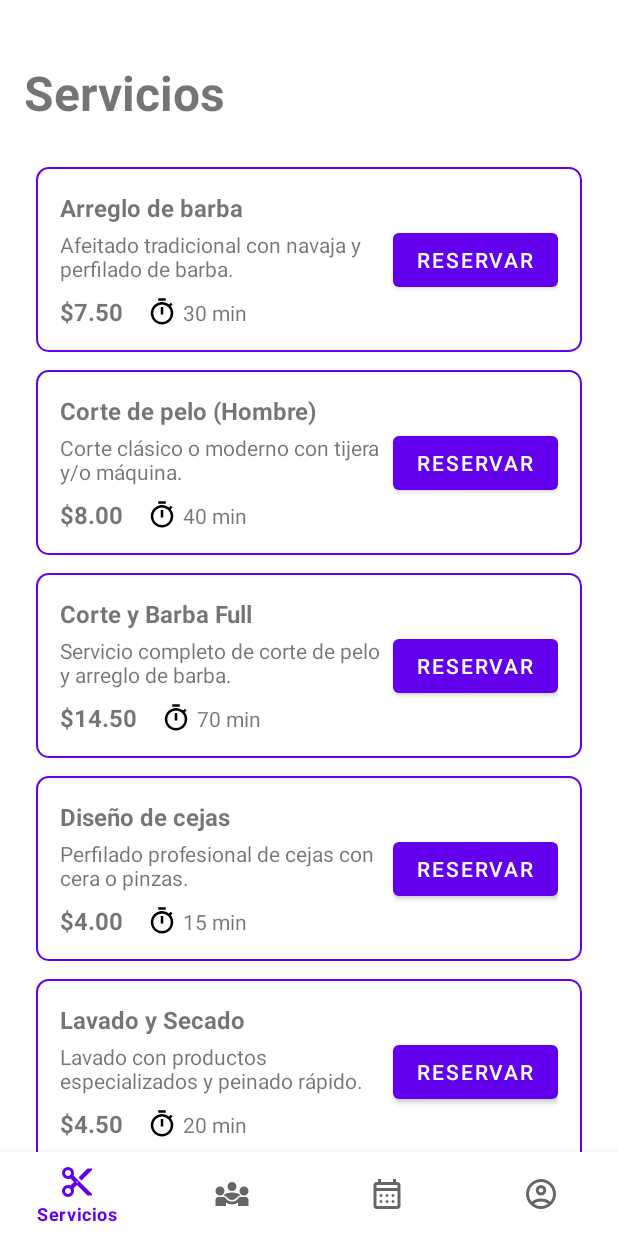
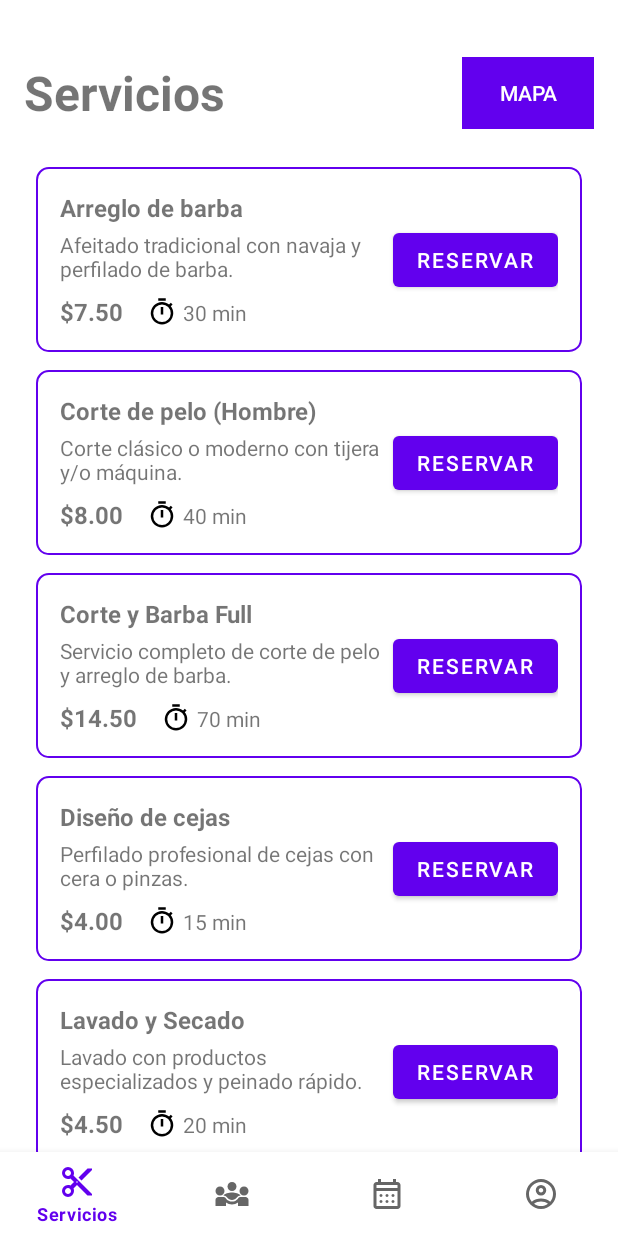
Before and after one commit to nicodiazpalacios/barbershop-app, an Android app: the ServiciosFragment screen opened through its navigation route, on a phone screen of 412 x 824 dp. Run offline under Robolectric (Android 15) with nearby library versions, the phone set to English and light mode, and no system bars; our stand-ins replace Room's generated code, navigation-ui.

```diff
--- a/barberiashopapp/app/build.gradle.kts
+++ b/barberiashopapp/app/build.gradle.kts
@@ -1,6 +1,7 @@
 plugins {
     alias(libs.plugins.android.application)
     alias(libs.plugins.androidx.navigation.safeargs)
+    alias(libs.plugins.google.android.libraries.mapsplatform.secrets.gradle.plugin)
 }
 
 android {
@@ -36,6 +37,8 @@ android {
 
 dependencies {
     implementation(libs.legacy.support.v4)
+    implementation("com.google.android.gms:play-services-location:21.3.0")
+    implementation(libs.play.services.maps)
     val room_version = "2.8.1"
 
     implementation("androidx.room:room-runtime:$room_version")
--- a/barberiashopapp/app/src/main/res/layout/fragment_servicios.xml
+++ b/barberiashopapp/app/src/main/res/layout/fragment_servicios.xml
@@ -18,7 +18,29 @@
         android:textStyle="bold"
         app:layout_constraintTop_toTopOf="parent"
         app:layout_constraintStart_toStartOf="parent"
-        app:layout_constraintEnd_toEndOf="parent" />
+        app:layout_constraintEnd_toStartOf="@id/btn_ver_ubicacion" />
+    <Button
+    android:id="@+id/btn_ver_ubicacion"
+    style="@style/Widget.AppCompat.Button.Borderless"
+    android:layout_width="wrap_content"
+    android:layout_height="wrap_content"
+        android:background="@color/material_dynamic_primary0"
+    android:text="Mapa"
+    app:layout_constraintTop_toTopOf="@id/tv_titulo_servicios"
+    app:layout_constraintBottom_toBottomOf="@id/tv_titulo_servicios"
+    app:layout_constraintEnd_toEndOf="parent" />
+
+<!--    <TextView-->
+<!--        android:id="@+id/tv_titulo_servicios"-->
+<!--        android:layout_width="0dp"-->
+<!--        android:layout_height="wrap_content"-->
+<!--        android:layout_marginTop="24dp"-->
+<!--        android:text="Servicios"-->
+<!--        android:textSize="32sp"-->
+<!--        android:textStyle="bold"-->
+<!--        app:layout_constraintTop_toTopOf="parent"-->
+<!--        app:layout_constraintStart_toStartOf="parent"-->
+<!--        app:layout_constraintEnd_toEndOf="parent" />-->
 
     <androidx.recyclerview.widget.RecyclerView
         android:id="@+id/recycler_view_servicios"
--- a/barberiashopapp/app/src/main/res/menu/bottom_nav_menu.xml
+++ b/barberiashopapp/app/src/main/res/menu/bottom_nav_menu.xml
@@ -20,6 +20,10 @@
         android:icon="@drawable/content_cut"
         android:title="@string/title_servicio" />
 
+<!--    <item-->
+<!--        android:id="@+id/navigation_mapa_negocio"-->
+<!--        android:icon="@drawable/arrow_back"-->
+<!--        android:title="@string/title_mapa_negocio" />-->
     <item
         android:id="@+id/navigation_personal"
         android:icon="@drawable/ic_group_personal"
@@ -30,7 +34,7 @@
         android:icon="@drawable/calendar_month"
         android:title="@string/title_turno" />
 
-    <item
+        <item
         android:id="@+id/navigation_notifications"
         android:icon="@drawable/account_circle"
         android:title="@string/title_perfil" />
--- a/barberiashopapp/app/src/main/res/navigation/mobile_navigation.xml
+++ b/barberiashopapp/app/src/main/res/navigation/mobile_navigation.xml
@@ -4,6 +4,12 @@
     xmlns:tools="http://schemas.android.com/tools"
     android:id="@+id/mobile_navigation"
     app:startDestination="@id/loginFragment">
+
+    <fragment
+        android:id="@+id/navigation_mapa_negocio"
+        android:name="com.example.barberiashop_app.ui.mapa_negocio.MapaNegocioFragment"
+        android:label="@string/title_mapa_negocio"
+        tools:layout="@layout/fragment_mapa_negocio" />
 
     <fragment
         android:id="@+id/navigation_servicios"
@@ -13,6 +19,9 @@
         <action
             android:id="@+id/action_serviciosFragment_to_reservarTurnoFragment"
             app:destination="@id/reservarTurnoFragment" />
+        <action
+            android:id="@+id/action_navigation_servicios_to_navigation_mapa_negocio"
+            app:destination="@id/navigation_mapa_negocio" />
     </fragment>
 
     <fragment
--- a/barberiashopapp/app/src/main/res/values/dimens.xml
+++ b/barberiashopapp/app/src/main/res/values/dimens.xml
@@ -2,4 +2,6 @@
     <!-- Default screen margins, per the Android Design guidelines. -->
     <dimen name="fragment_horizontal_margin">16dp</dimen>
     <dimen name="fragment_vertical_margin">16dp</dimen>
+    <dimen name="margin">16dp</dimen>
+
 </resources>
--- a/barberiashopapp/build.gradle.kts
+++ b/barberiashopapp/build.gradle.kts
@@ -1,4 +1,5 @@
 // Top-level build file where you can add configuration options common to all sub-projects/modules.
 plugins {
     alias(libs.plugins.android.application) apply false
+    alias(libs.plugins.google.android.libraries.mapsplatform.secrets.gradle.plugin) apply false
 }
--- a/barberiashopapp/gradle/libs.versions.toml
+++ b/barberiashopapp/gradle/libs.versions.toml
@@ -13,6 +13,8 @@ lifecycleViewmodelKtx = "2.9.4"
 navigationFragment = "2.9.5"
 navigationUi = "2.9.5"
 legacySupportV4 = "1.0.0"
+googleAndroidLibrariesMapsplatformSecretsGradlePlugin = "2.0.1"
+playServicesMaps = "19.2.0"
 
 [libraries]
 junit = { group = "junit", name = "junit", version.ref = "junit" }
@@ -28,7 +30,9 @@ lifecycle-viewmodel-ktx = { group = "androidx.lifecycle", name = "lifecycle-view
 navigation-fragment = { group = "androidx.navigation", name = "navigation-fragment", version.ref = "navigationFragment" }
 navigation-ui = { group = "androidx.navigation", name = "navigation-ui", version.ref = "navigationUi" }
 legacy-support-v4 = { group = "androidx.legacy", name = "legacy-support-v4", version.ref = "legacySupportV4" }
+play-services-maps = { group = "com.google.android.gms", name = "play-services-maps", version.ref = "playServicesMaps" }
 
 [plugins]
 android-application = { id = "com.android.application", version.ref = "agp" }
 androidx-navigation-safeargs = { id = "androidx.navigation.safeargs", version = "2.9.5" }
+google-android-libraries-mapsplatform-secrets-gradle-plugin = { id = "com.google.android.libraries.mapsplatform.secrets-gradle-plugin", version.ref = "googleAndroidLibrariesMapsplatformSecretsGradlePlugin" }
```
Also changed, not shown: barberiashopapp/app/src/main/AndroidManifest.xml (+18 -0 lines), barberiashopapp/app/src/main/res/drawable/android_plain.xml (added, +9 -0 lines), barberiashopapp/app/src/main/res/values/strings.xml (+30 -0 lines).
